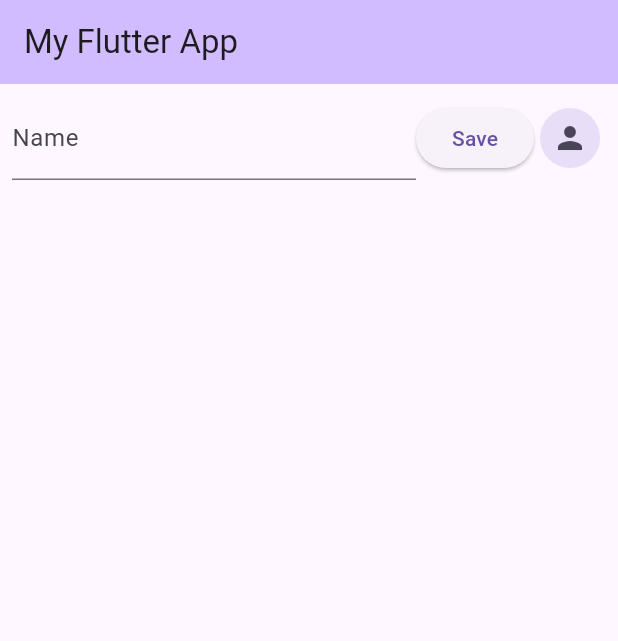
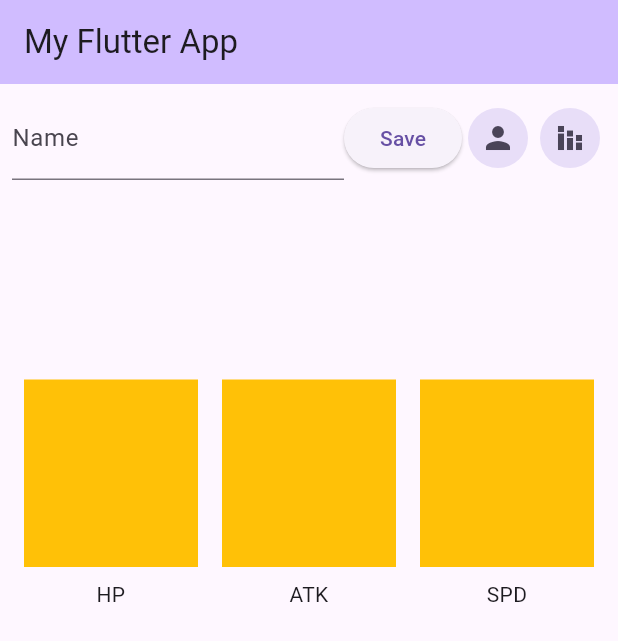
Before and after one commit to lfwells/kit305_tutorial_10_flutter, a Flutter app: the screen it shows after launch, on a phone screen of 412 x 824 dp. Shown: the top 641 px of the screen. Run offline on Flutter 3.47's test engine with Material 3 defaults, Android fonts, the light colour scheme and no system bars.

Commit message:
character stats

```diff
--- /dev/null
+++ b/lib/character_stats.dart
@@ -0,0 +1,85 @@
+import 'package:flutter/material.dart';
+
+class Stats
+{
+  double hp;
+  double atk;
+  double spd;
+
+  Stats({ required this.hp, required this.atk, required this.spd });
+}
+class CharacterStats extends StatefulWidget
+{
+  const CharacterStats({super.key, required this.initialStats, required this.onChanged});
+
+  final Stats initialStats;
+  final Function(Stats) onChanged;
+
+  @override
+  State<CharacterStats> createState() => _CharacterStatsState();
+}
+
+class _CharacterStatsState extends State<CharacterStats>
+{
+  late Stats currentStats;
+
+  @override void initState() {
+    super.initState();
+
+    currentStats = widget.initialStats;
+  }
+
+  @override
+  Widget build(BuildContext context) {
+    return AlertDialog(
+      title: const Text("Character Stats"),
+      content: Table(
+        defaultColumnWidth: FixedColumnWidth(40),
+        columnWidths: { 1: FlexColumnWidth()},
+        children: [
+          TableRow(
+            children: [
+              Text("HP"),
+              Slider(value: currentStats.hp, onChanged: (val) {
+                setState(() {
+                  currentStats.hp = val;
+                });
+                widget.onChanged(currentStats);
+              }),
+              Text(currentStats.hp.toStringAsFixed(1))
+            ],
+          ),
+          TableRow(
+              children: [
+                Text("ATK"),
+                Slider(value: currentStats.atk, onChanged: (val) {
+                  setState(() {
+                    currentStats.atk = val;
+                  });
+                  widget.onChanged(currentStats);
+                }),
+                Text(currentStats.atk.toStringAsFixed(1))
+              ]
+          ),
+          TableRow(
+              children: [
+                Text("SPD"),
+                Slider(value: currentStats.spd, onChanged: (val) {
+                  setState(() {
+                    currentStats.spd = val;
+                  });
+                  widget.onChanged(currentStats);
+                }),
+                Text(currentStats.spd.toStringAsFixed(1))
+              ]
+          )
+        ],
+      ),
+      actions: [
+        TextButton(onPressed: () {
+          Navigator.pop(context);
+        }, child: Text("CLOSE"))
+      ],
+    );
+  }
+}
--- a/lib/main.dart
+++ b/lib/main.dart
@@ -1,5 +1,6 @@
 import 'package:flutter/material.dart';
 import 'package:tutorial_10_flutter/character_select.dart';
+import 'package:tutorial_10_flutter/character_stats.dart';
 
 void main() {
   runApp(const MyApp());
@@ -30,8 +31,13 @@
 
 class _FirstPageState extends State<FirstPage>
 {
+  var txtNameController = TextEditingController();
+  late Stats characterStats;
 
-  var txtNameController = TextEditingController();
+  @override void initState() {
+    super.initState();
+    characterStats = Stats(hp: 0.5, atk:0.5, spd: 0.5);
+  }
 
   @override
   Widget build(BuildContext context) {
@@ -43,7 +49,9 @@
       ),
       body: Padding(
         padding: const EdgeInsets.all(8.0),
-        child: Row(
+        child: Column(
+          children: [
+            Row(
               children: [
                 Expanded(
                   child: TextField(
@@ -70,9 +78,66 @@
                   {
                     txtNameController.text = character;
                   }
-            }, icon: Icon(Icons.person))
+                }, icon: const Icon(Icons.person)),
+                IconButton.filledTonal(onPressed: () async {
+                  showDialog(context: context, builder: (context) {
+                    return CharacterStats(
+                      initialStats: characterStats,
+                      onChanged: (stats) {
+                        setState(() {
+                          characterStats = stats;
+                        });
+                      },
+                    );
+                  });
+                }, icon: const Icon(Icons.stacked_bar_chart))
               ],
             ),
+            Table(
+              defaultColumnWidth: FlexColumnWidth(),
+              defaultVerticalAlignment: TableCellVerticalAlignment.bottom,
+              children: [
+                TableRow(
+                  children: [
+                    StatColumn(statValue: characterStats.hp, ),
+                    StatColumn(statValue: characterStats.atk,),
+                    StatColumn(statValue: characterStats.spd, )
+                  ]
+                ),
+                TableRow(
+                  children: [
+                    Text("HP", textAlign: TextAlign.center,),
+                    Text("ATK", textAlign: TextAlign.center),
+                    Text("SPD", textAlign: TextAlign.center)
+                  ]
+                )
+              ],
+            )
+          ],
+        ),
+      ),
+    );
+  }
+}
+
+class StatColumn extends StatelessWidget {
+  const StatColumn({
+    super.key, required this.statValue
+  });
+
+  final double statValue;
+
+  @override
+  Widget build(BuildContext context) {
+    return Padding(
+      padding: const EdgeInsets.all(8.0),
+      child: SizedBox(
+        height:250,
+        child: Stack(
+          children: [
+            Positioned.fill(top: statValue*250, child: Container(color: Colors.amber,)),
+          ],
+        )
       ),
     );
   }
```
Lines whose indentation alone changed are shown as unchanged.
